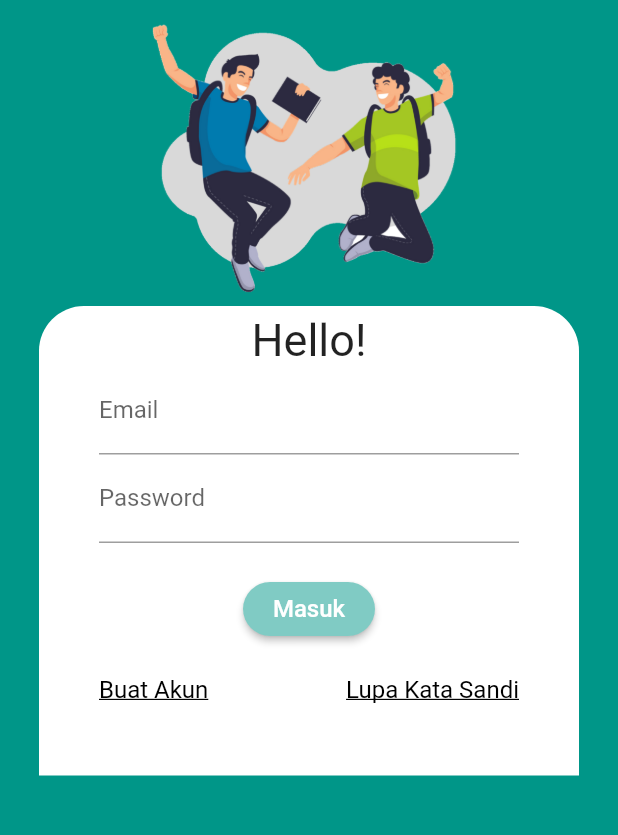
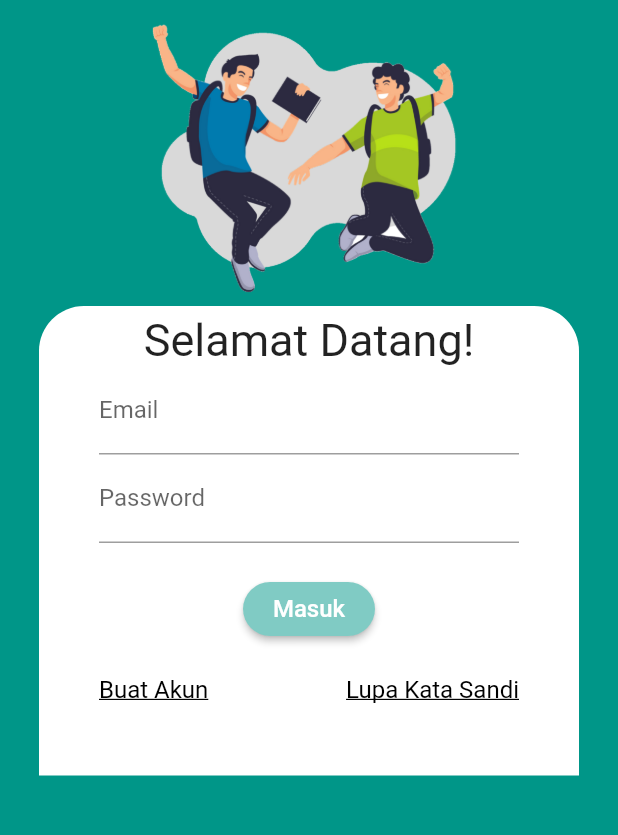
Before and after one commit to zulham724/flutter_siswapai, a Flutter app: the screen it shows after launch, on a phone screen of 412 x 824 dp, the part 183-1018 px from its top. Run offline on Flutter 3.47's test engine with Material 2 defaults, Android fonts, the phone set to English and light mode, and no system bars; our stand-ins replace get.

```diff
--- a/lib/main.dart
+++ b/lib/main.dart
@@ -56,12 +56,14 @@ class HalamanLogin extends StatelessWidget {
                     topRight: Radius.circular(30),
                   ),
                 ),
+
                 child: Column(
                   children: <Widget>[
                     Container(
                       padding: EdgeInsets.only(top: 5.0),
-                      child: Text("Hello!", style: TextStyle(fontSize: 30)),
+                      child: Text("Selamat Datang!", style: TextStyle(fontSize: 30)),
                     ),
+
                     TextFormField(
                       keyboardType: TextInputType.emailAddress,
                       decoration: InputDecoration(labelText: "Email"),
```
